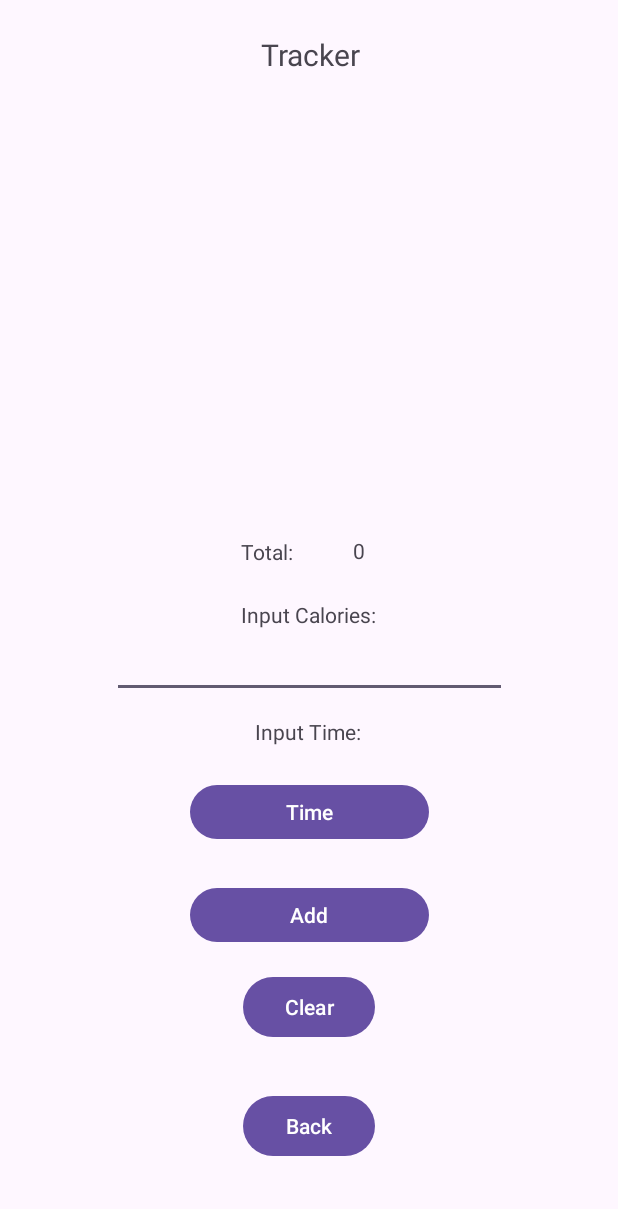
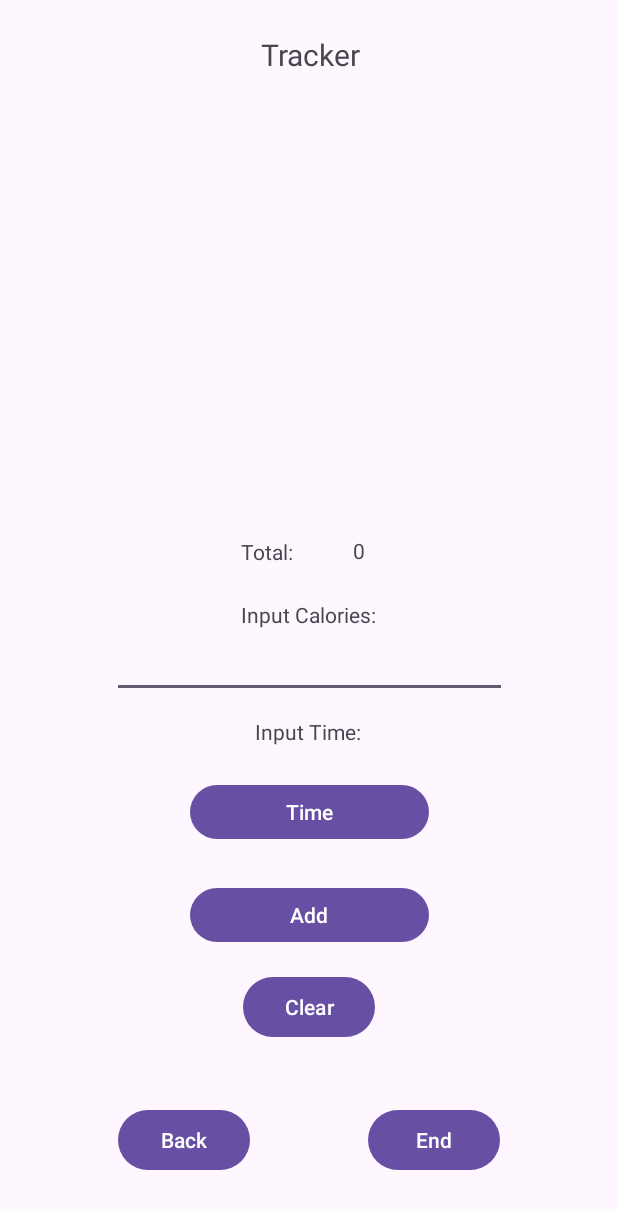
Before and after one commit to ElijahManalili/BOK-Up, an Android app: the Track screen opened directly, with no data from a screen before it, on a phone screen of 412 x 824 dp. Shown: the top 1209 px of the screen. Run offline under Robolectric (Android 15) with nearby library versions, the phone set to English and light mode, and no system bars; our stand-ins replace Firebase (no records; nobody signed in at launch, a user with empty details on screens opened directly).

Commit message:
BOK ME UP TOMORROW

```diff
--- a/app/src/main/java/com/example/bokup/Track.kt
+++ b/app/src/main/java/com/example/bokup/Track.kt
@@ -39,9 +39,6 @@ class Track : AppCompatActivity() {
     lateinit var timeBtn : Button
     lateinit var totalCal : TextView
 
-    var totalCalories = 0
-//    var totalCal : TextView = findViewById(R.id.totalCal)
-
     @SuppressLint("SuspiciousIndentation", "MissingInflatedId")
     override fun onCreate(savedInstanceState: Bundle?) {
         super.onCreate(savedInstanceState)
@@ -50,12 +47,13 @@ class Track : AppCompatActivity() {
         databaseReference = FirebaseDatabase.getInstance().getReference("BOKDatabase")
 
         //Buttons and Text
-        var backBtn: Button = findViewById(R.id.backBtn)
-        var addBtn: Button = findViewById(R.id.addBtn)
+        var backBtn : Button = findViewById(R.id.backBtn)
+        var addBtn : Button = findViewById(R.id.addBtn)
+        var clearBtn : Button = findViewById(R.id.clearBtn)
+        var endBtn : Button = findViewById(R.id.endBtn)
+        var calText : EditText = findViewById(R.id.calText)
+        totalCal = findViewById(R.id.totalCal)
         timeBtn = findViewById(R.id.timeBtn)
-        var clearBtn: Button = findViewById(R.id.clearBtn)
-        var calText: EditText = findViewById(R.id.calText)
-        totalCal = findViewById(R.id.totalCal)
 
         dayRef = databaseReference.child("Day")
         inputRef = dayRef.child("Input")
@@ -86,15 +84,6 @@ class Track : AppCompatActivity() {
             startActivity(intent)
         }
 
-//        targetBtn.setOnClickListener {
-//            val intent = Intent(this, Target::class.java)
-//            startActivity(intent)
-//        }
-
-//        endBtn.setOnClickListener {
-//            val totalSum = dataArrayList.sumOf { it.cal }
-//            totalCal.text = ""
-//        }
 
         addBtn.setOnClickListener {
             val time = timeBtn.text.toString().trim()
@@ -106,18 +95,13 @@ class Track : AppCompatActivity() {
             } else {
                 var calories = caloriesString.toIntOrNull()
                     ?: 0 // Convert to Int, default to 0 if conversion fails
-//                calories += caloriesString.toInt()
-
-//                updateTotalCalories()
 
                 val calDay = DataClass(time, caloriesString)
                 val dataKey = databaseReference.push().getKey()
-                databaseReference.child("Day").child("Input").child(calDay.toString())
-                    .setValue(calDay)
-                    .addOnSuccessListener {
+                databaseReference.child("Day").child("Input").child(calDay.toString()).setValue(calDay).addOnSuccessListener {
                         Toast.makeText(this, "Success - ADD", Toast.LENGTH_SHORT).show()
                         Log.i("wowowow_caro", dataArrayList.size.toString())
-//                        totalCalories += calories
+
                     }
             }
             val intent = Intent(this, Track::class.java)
@@ -131,6 +115,13 @@ class Track : AppCompatActivity() {
             val intent = Intent(this, Track::class.java)
             startActivity(intent)
         }
+
+//        endBtn.setOnClickListener {
+//            databaseReference.child("Day").setValue("Day").addOnSuccessListener {
+//                Toast.makeText(this, "Success - ADD", Toast.LENGTH_SHORT).show()
+//            }
+//
+//        }
 
         sharedPreferences = getSharedPreferences("BOKStorage", MODE_PRIVATE)
         var sharedEditor = sharedPreferences.edit()
@@ -154,16 +145,6 @@ class Track : AppCompatActivity() {
         })
 
     }
-
-//    private fun updateTotalCalories() {
-//        // Fetch your data from the database or SharedPreferences
-//
-//
-//        val totalCalories = getData()
-//
-//        // Update the totalCal TextView
-//        totalCal.text = "$totalCalories"
-//    }
 
     private fun getData() {
 
@@ -206,8 +187,6 @@ class Track : AppCompatActivity() {
 
                 var sum = 0
 
-
-
                 for(i in snapshot.children){
                     sum = sum+i.child("cal").value.toString().toInt()
                 }
@@ -220,15 +199,8 @@ class Track : AppCompatActivity() {
             }
         })
 
-
-//            totalCalories += calories // Add to total
-
         return totalCal.toString()
     }
 
-//    private fun sumCal(){
-//
-//
-//    }
 
 }
--- a/app/src/main/res/layout/activity_track.xml
+++ b/app/src/main/res/layout/activity_track.xml
@@ -8,16 +8,28 @@
 
 
     <Button
+        android:id="@+id/endBtn"
+        android:layout_width="wrap_content"
+        android:layout_height="wrap_content"
+        android:text="End"
+        app:layout_constraintBottom_toBottomOf="parent"
+        app:layout_constraintEnd_toEndOf="parent"
+        app:layout_constraintHorizontal_bias="0.5"
+        app:layout_constraintStart_toEndOf="@+id/backBtn"
+        app:layout_constraintTop_toBottomOf="@+id/clearBtn"
+        app:layout_constraintVertical_bias="0.5" />
+
+    <Button
         android:id="@+id/backBtn"
         android:layout_width="wrap_content"
         android:layout_height="wrap_content"
-        android:layout_marginStart="161dp"
-        android:layout_marginTop="31dp"
-        android:layout_marginEnd="162dp"
         android:text="Back"
-        app:layout_constraintEnd_toEndOf="parent"
+        app:layout_constraintBottom_toBottomOf="parent"
+        app:layout_constraintEnd_toStartOf="@+id/endBtn"
+        app:layout_constraintHorizontal_bias="0.5"
         app:layout_constraintStart_toStartOf="parent"
-        app:layout_constraintTop_toBottomOf="@+id/clearBtn" />
+        app:layout_constraintTop_toBottomOf="@+id/clearBtn"
+        app:layout_constraintVertical_bias="0.5" />
 
     <Button
         android:id="@+id/clearBtn"
```
